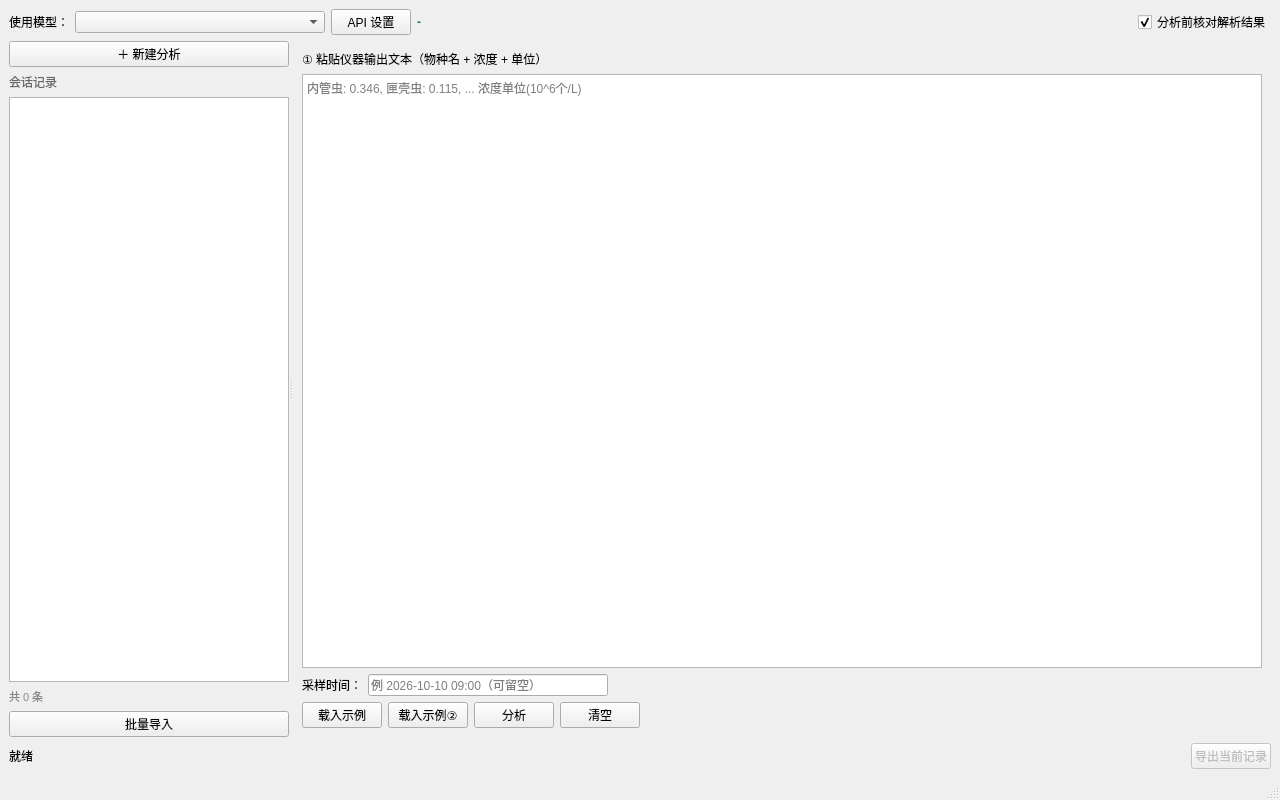
Old version of the form ui/main_window.ui in the repository incendiaryRabbit111/Test2.
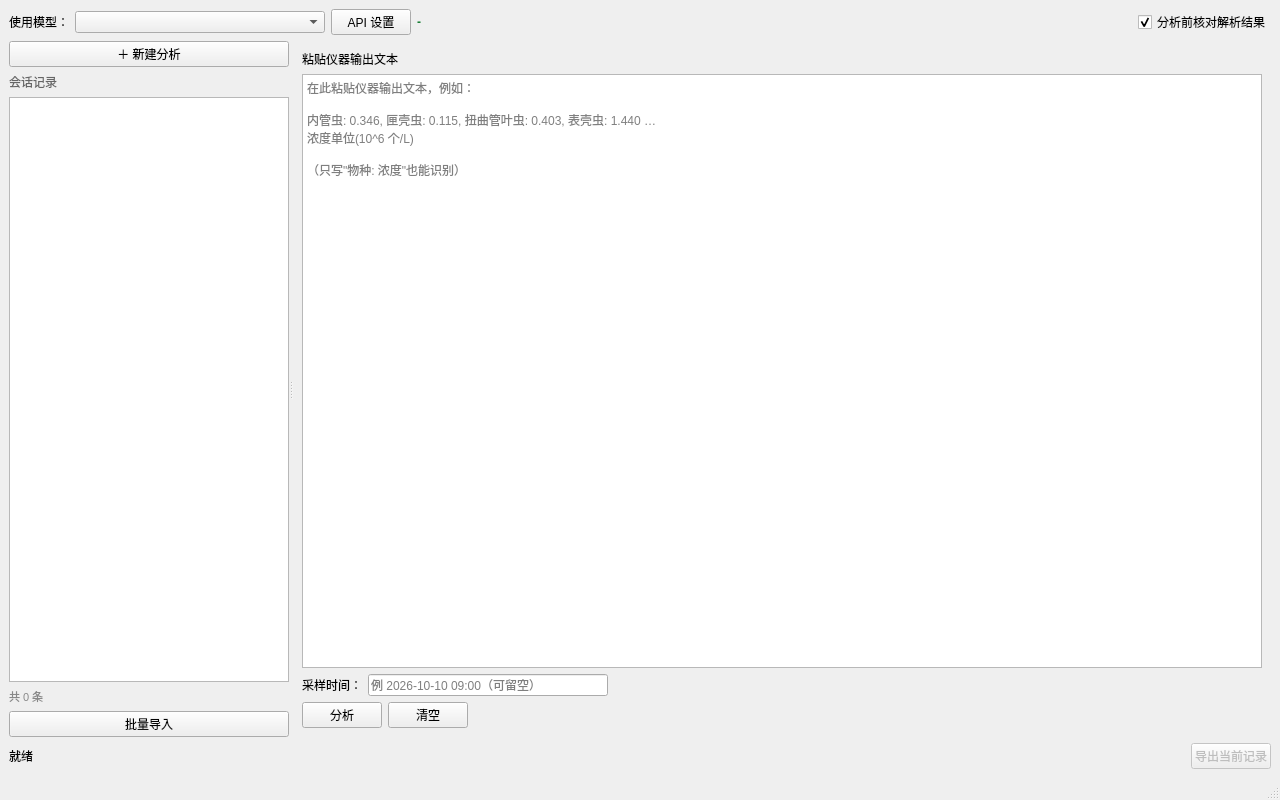
New version of the form.

Commit message:
中转站兼容性修复 + UI 精简 + 趋势图多物种 + 多模型切换
- content 为 null 不再崩溃；空正文也会去掉 response_format 重试一次

- 失败不再静默降级：弹窗提示 + 写入 data/last_error.txt

- 测试连接改为 HTTP 200 即判定连通；阶段二 max_tokens 提到 4000

- 趋势图支持多物种同屏 + 图例 + 快捷全选/清空

- 输入框改占位提示；去掉死按钮；tab 序号重排

- 路径适配 app/paths.py（打包后数据写在 exe 旁边）

```diff
--- a/ui/main_window.ui
+++ b/ui/main_window.ui
@@ -50,9 +50,14 @@
        <widget class="QWidget" name="inputPage">
         <layout class="QVBoxLayout" name="inputLayout">
          <item><widget class="QLabel" name="labelInput">
-           <property name="text"><string>① 粘贴仪器输出文本（物种名 + 浓度 + 单位）</string></property></widget></item>
+           <property name="text"><string>粘贴仪器输出文本</string></property></widget></item>
          <item><widget class="QPlainTextEdit" name="inputText">
-           <property name="placeholderText"><string>内管虫: 0.346, 匣壳虫: 0.115, ... 浓度单位(10^6个/L)</string></property></widget></item>
+           <property name="placeholderText"><string>在此粘贴仪器输出文本，例如：
+
+内管虫: 0.346, 匣壳虫: 0.115, 扭曲管叶虫: 0.403, 表壳虫: 1.440 …
+浓度单位(10^6 个/L)
+
+（只写"物种: 浓度"也能识别）</string></property></widget></item>
          <item>
           <layout class="QHBoxLayout" name="timeLayout">
            <item><widget class="QLabel" name="labelTime"><property name="text"><string>采样时间：</string></property></widget></item>
@@ -66,8 +71,6 @@
          </item>
          <item>
           <layout class="QHBoxLayout" name="buttonLayout">
-           <item><widget class="QPushButton" name="btnSample"><property name="text"><string>载入示例</string></property></widget></item>
-           <item><widget class="QPushButton" name="btnSample2"><property name="text"><string>载入示例②</string></property></widget></item>
            <item><widget class="QPushButton" name="btnAnalyze"><property name="text"><string>分析</string></property></widget></item>
            <item><widget class="QPushButton" name="btnClear"><property name="text"><string>清空</string></property></widget></item>
            <item><spacer name="btnSpacer">
```
Left out of the diff: 10 changed lines with no effect on the pictures. The commit also changes 11 other files.
